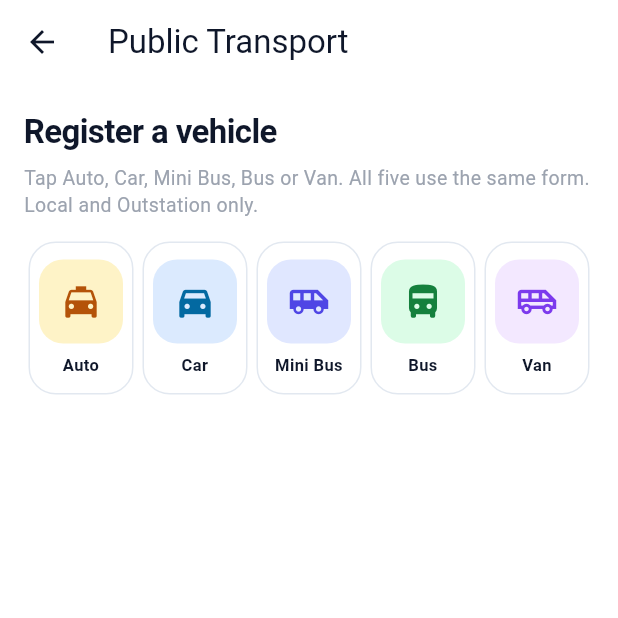
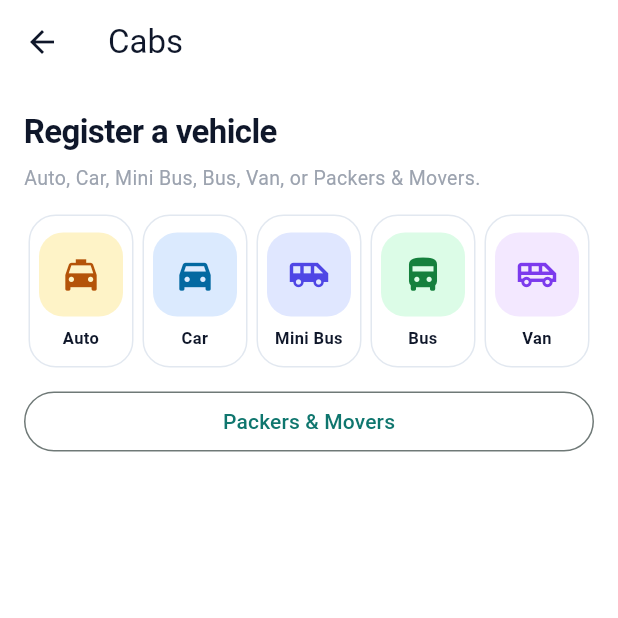
Before and after one commit to websitedogy/bookitall, a Flutter app: the PublicTransportVendorPage screen opened directly, on a phone screen of 412 x 824 dp, the top half of it. Run offline on Flutter 3.47's test engine with Material 3 defaults, Android fonts, the light colour scheme and no system bars; our stand-ins replace firebase_auth, firebase_core, flutter_dotenv, flutter_map, flutter_svg, geolocator and 4 more; accounts and stored records are empty; network calls fail.

Commit message:
Auto update

```diff
--- a/mobile/lib/data/catalog.dart
+++ b/mobile/lib/data/catalog.dart
@@ -480,7 +480,7 @@ const services = [
   ),
   ServiceItem(
     id: 'public-transport',
-    name: 'Public Transport',
+    name: 'Cabs',
     route: '/public-transport',
     icon: Icons.airport_shuttle_outlined,
     tint: Color(0xFFFEF3C7),
--- a/mobile/lib/data/professionals.dart
+++ b/mobile/lib/data/professionals.dart
@@ -354,8 +354,8 @@ const professionalMeta = <String, ProfessionalMeta>{
     ],
   ),
   'public-transport': ProfessionalMeta(
-    bookingTitle: 'Public Transport Booking',
-    categoryLabel: 'Public Transport',
+    bookingTitle: 'Cabs',
+    categoryLabel: 'Cabs',
     highlights: ['Seat booking', 'Verified operator'],
     tint: 0xFFFEF3C7,
     names: [
--- a/mobile/lib/data/service_catalog.dart
+++ b/mobile/lib/data/service_catalog.dart
@@ -14,8 +14,9 @@ class ServiceCatalog {
   static Set<String> get enabledSlugs =>
       _enabled ?? {for (final service in services) service.id};
 
-  static List<ServiceItem> get visible =>
-      services.where((service) => isEnabled(service.id)).toList(growable: false);
+  static List<ServiceItem> get visible => services
+      .where((service) => service.id != 'packers-movers' && isEnabled(service.id))
+      .toList(growable: false);
 
   static List<BannerSlide> get visibleBanners => banners
       .where((banner) => banner.id == 'home' || isEnabled(banner.id))
--- a/mobile/lib/features/vendors/services/public_transport_vendor_page.dart
+++ b/mobile/lib/features/vendors/services/public_transport_vendor_page.dart
@@ -6,6 +6,8 @@ import '../../../data/catalog.dart';
 import '../../../theme/app_colors.dart';
 import '../../../widgets/coming_soon_services.dart';
 import '../../listing/listing_detail_page.dart';
+import 'packers_movers_registration_page.dart';
+import 'packers_movers_vendor_page.dart';
 import 'public_transport_data.dart';
 import 'public_transport_registration_page.dart';
 import 'public_transport_type_picker.dart';
@@ -18,19 +20,34 @@ class PublicTransportVendorPage extends StatelessWidget {
     return Scaffold(
       backgroundColor: Colors.white,
       appBar: AppBar(
-        title: const Text('Public Transport'),
+        title: const Text('Cabs'),
         backgroundColor: Colors.white,
         foregroundColor: AppColors.text,
         elevation: 0,
       ),
-      body: PublicTransportTypePicker(
+      body: ListView(
+        children: [
+          PublicTransportTypePicker(
             title: 'Register a vehicle',
-        subtitle: 'Tap Auto, Car, Mini Bus, Bus or Van. All five use the same form. Local and Outstation only.',
+            subtitle: 'Auto, Car, Mini Bus, Bus, Van, or Packers & Movers.',
             onSelect: (vehicle) {
               Navigator.of(context).push(
                 MaterialPageRoute<void>(builder: (_) => PublicTransportRegistrationPage(vehicle: vehicle)),
               );
             },
+          ),
+          Padding(
+            padding: const EdgeInsets.fromLTRB(16, 4, 16, 16),
+            child: OutlinedButton(
+              onPressed: () {
+                Navigator.of(context).push(
+                  MaterialPageRoute<void>(builder: (_) => const PackersMoversRegistrationPage()),
+                );
+              },
+              child: const Text('Packers & Movers'),
+            ),
+          ),
+        ],
       ),
     );
   }
@@ -81,24 +98,38 @@ class _PublicTransportBrowsePageState extends State<PublicTransportBrowsePage> {
       body: Column(
         children: [
           ComingSoonHeader(
-            title: _selected?.name ?? 'Public Transport',
+            title: _selected?.name ?? 'Cabs',
             onClose: () => Navigator.of(context).pop(),
           ),
           Expanded(
             child: _loading
                 ? const Center(child: CircularProgressIndicator())
-                : !_hasListings
-                    ? const ComingSoonServices(category: 'public-transport')
                 : Column(
                     children: [
+                      if (_hasListings)
                         PublicTransportTypePicker(
                           selectedId: _selected?.id,
                           compact: _selected != null,
-                            title: 'Choose a vehicle',
-                            subtitle: 'Pick Auto, Car, Mini Bus, Bus or Van to see listings.',
+                          title: 'Choose a ride',
+                          subtitle: 'Auto, Car, Mini Bus, Bus, Van, or Packers & Movers.',
                           onSelect: (vehicle) => setState(() => _selected = vehicle),
                         ),
-                          if (_selected != null) Expanded(child: _PublicTransportList(vehicle: _selected!)),
+                      Padding(
+                        padding: const EdgeInsets.fromLTRB(16, 8, 16, 8),
+                        child: SizedBox(
+                          width: double.infinity,
+                          child: OutlinedButton(
+                            onPressed: () {
+                              Navigator.of(context).push(
+                                MaterialPageRoute<void>(builder: (_) => const PackersMoversBrowsePage()),
+                              );
+                            },
+                            child: const Text('Packers & Movers'),
+                          ),
+                        ),
+                      ),
+                      if (!_hasListings) const Expanded(child: ComingSoonServices(category: 'public-transport')),
+                      if (_hasListings && _selected != null) Expanded(child: _PublicTransportList(vehicle: _selected!)),
                     ],
                   ),
           ),
--- a/mobile/lib/features/vendors/services/vendor_form_config.dart
+++ b/mobile/lib/features/vendors/services/vendor_form_config.dart
@@ -355,7 +355,7 @@ final vendorForms = <String, VendorFormConfig>{
   ),
   'public-transport': const VendorFormConfig(
     id: 'public-transport',
-    title: 'Public Transport',
+    title: 'Cabs',
     subtitle: 'These stay on your listing. Customers see them after admin accepts.',
     sections: [
       VendorFormSection(
```
Also changed, not shown: 12 other files. Lines whose indentation alone changed are shown as unchanged.
